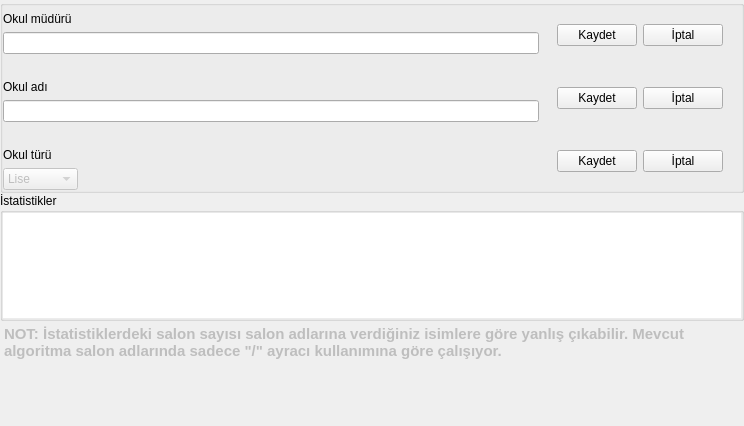
Before: the Qt Designer form Forms/okul_bilgileri_frame.ui in yoseidonn/Kelebek-App, drawn with Qt 5.
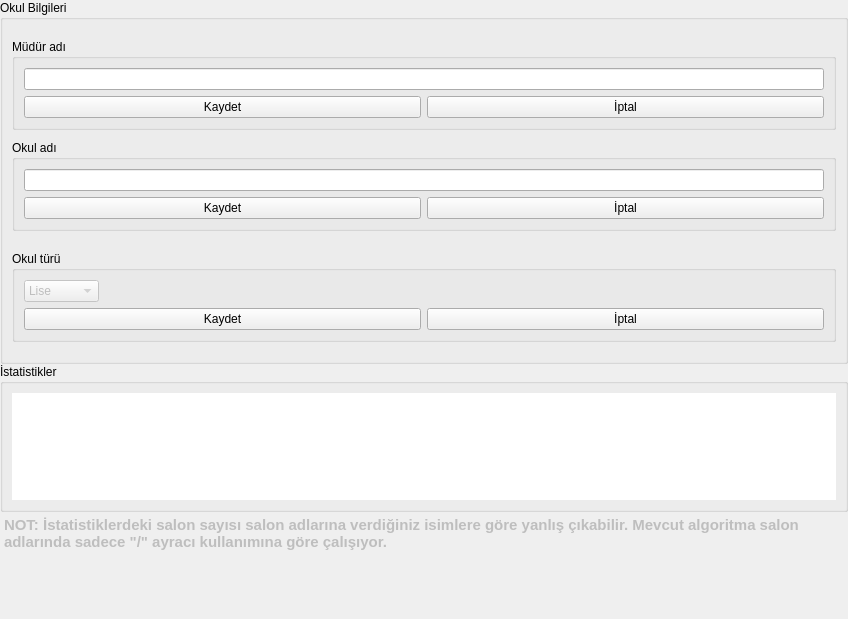
After: the same form once the commit is applied.

Diff of the .ui file:
```diff
--- a/Forms/okul_bilgileri_frame.ui
+++ b/Forms/okul_bilgileri_frame.ui
@@ -6,8 +6,8 @@
    <rect>
     <x>0</x>
     <y>0</y>
-    <width>744</width>
-    <height>426</height>
+    <width>848</width>
+    <height>619</height>
    </rect>
   </property>
   <property name="windowTitle">
@@ -85,23 +85,23 @@
          <item>
           <widget class="QGroupBox" name="bilgiler">
            <property name="title">
-            <string/>
+            <string>Okul Bilgileri</string>
            </property>
            <layout class="QHBoxLayout" name="horizontalLayout_4">
             <property name="spacing">
              <number>0</number>
             </property>
             <property name="leftMargin">
-             <number>0</number>
+             <number>9</number>
             </property>
             <property name="topMargin">
-             <number>0</number>
+             <number>9</number>
             </property>
             <property name="rightMargin">
-             <number>0</number>
+             <number>9</number>
             </property>
             <property name="bottomMargin">
-             <number>0</number>
+             <number>9</number>
             </property>
             <item>
              <widget class="QFrame" name="frame_3">
@@ -119,7 +119,7 @@
               </property>
               <layout class="QVBoxLayout" name="verticalLayout_6">
                <property name="spacing">
-                <number>20</number>
+                <number>10</number>
                </property>
                <property name="leftMargin">
                 <number>0</number>
@@ -157,13 +157,15 @@
                   <property name="bottomMargin">
                    <number>0</number>
                   </property>
-                  <item>
-                   <widget class="QLabel" name="typeText_3">
-                    <property name="text">
-                     <string>Okul müdürü</string>
-                    </property>
-                   </widget>
-                  </item>
+                 </layout>
+                </widget>
+               </item>
+               <item>
+                <widget class="QGroupBox" name="groupBox">
+                 <property name="title">
+                  <string>Müdür adı</string>
+                 </property>
+                 <layout class="QVBoxLayout" name="verticalLayout_12">
                   <item>
                    <widget class="QLineEdit" name="managerNameIn">
                     <property name="sizePolicy">
@@ -192,21 +194,15 @@
                     </property>
                    </widget>
                   </item>
-                 </layout>
-                </widget>
-               </item>
                <item>
-                <widget class="QFrame" name="frame_12">
+                   <widget class="QFrame" name="frame_13">
                  <property name="frameShape">
                   <enum>QFrame::StyledPanel</enum>
                  </property>
                  <property name="frameShadow">
                   <enum>QFrame::Raised</enum>
                  </property>
-                 <layout class="QVBoxLayout" name="verticalLayout_8">
-                  <property name="spacing">
-                   <number>0</number>
-                  </property>
+                    <layout class="QHBoxLayout" name="horizontalLayout_3">
                   <property name="leftMargin">
                    <number>0</number>
                   </property>
@@ -220,12 +216,31 @@
                    <number>0</number>
                   </property>
                   <item>
-                   <widget class="QLabel" name="typeText_2">
+                      <widget class="QPushButton" name="managerNameSaveBtn">
                     <property name="text">
+                        <string>Kaydet</string>
+                       </property>
+                      </widget>
+                     </item>
+                     <item>
+                      <widget class="QPushButton" name="managerNameDiscardBtn">
+                       <property name="text">
+                        <string>İptal</string>
+                       </property>
+                      </widget>
+                     </item>
+                    </layout>
+                   </widget>
+                  </item>
+                 </layout>
+                </widget>
+               </item>
+               <item>
+                <widget class="QGroupBox" name="groupBox_2">
+                 <property name="title">
                      <string>Okul adı</string>
                     </property>
-                   </widget>
-                  </item>
+                 <layout class="QVBoxLayout" name="verticalLayout_13">
                   <item>
                    <widget class="QLineEdit" name="schoolNameIn">
                     <property name="sizePolicy">
@@ -254,18 +269,56 @@
                     </property>
                    </widget>
                   </item>
+                  <item>
+                   <widget class="QFrame" name="frame_14">
+                    <property name="frameShape">
+                     <enum>QFrame::StyledPanel</enum>
+                    </property>
+                    <property name="frameShadow">
+                     <enum>QFrame::Raised</enum>
+                    </property>
+                    <layout class="QHBoxLayout" name="horizontalLayout_9">
+                     <property name="leftMargin">
+                      <number>0</number>
+                     </property>
+                     <property name="topMargin">
+                      <number>0</number>
+                     </property>
+                     <property name="rightMargin">
+                      <number>0</number>
+                     </property>
+                     <property name="bottomMargin">
+                      <number>0</number>
+                     </property>
+                     <item>
+                      <widget class="QPushButton" name="schoolNameSaveBtn">
+                       <property name="text">
+                        <string>Kaydet</string>
+                       </property>
+                      </widget>
+                     </item>
+                     <item>
+                      <widget class="QPushButton" name="schoolNameDiscardBtn">
+                       <property name="text">
+                        <string>İptal</string>
+                       </property>
+                      </widget>
+                     </item>
                  </layout>
                 </widget>
                </item>
+                 </layout>
+                </widget>
+               </item>
                <item>
-                <widget class="QFrame" name="frame_8">
+                <widget class="QFrame" name="frame_12">
                  <property name="frameShape">
                   <enum>QFrame::StyledPanel</enum>
                  </property>
                  <property name="frameShadow">
                   <enum>QFrame::Raised</enum>
                  </property>
-                 <layout class="QVBoxLayout" name="verticalLayout_11">
+                 <layout class="QVBoxLayout" name="verticalLayout_8">
                   <property name="spacing">
                    <number>0</number>
                   </property>
@@ -281,13 +334,15 @@
                   <property name="bottomMargin">
                    <number>0</number>
                   </property>
+                 </layout>
+                </widget>
+               </item>
                   <item>
-                   <widget class="QLabel" name="typeText">
-                    <property name="text">
+                <widget class="QGroupBox" name="groupBox_3">
+                 <property name="title">
                      <string>Okul türü</string>
                     </property>
-                   </widget>
-                  </item>
+                 <layout class="QVBoxLayout" name="verticalLayout_14">
                   <item>
                    <widget class="QComboBox" name="typeCombo">
                     <property name="enabled">
@@ -311,6 +366,71 @@
                     </item>
                    </widget>
                   </item>
+                  <item>
+                   <widget class="QFrame" name="frame_11">
+                    <property name="frameShape">
+                     <enum>QFrame::StyledPanel</enum>
+                    </property>
+                    <property name="frameShadow">
+                     <enum>QFrame::Raised</enum>
+                    </property>
+                    <layout class="QHBoxLayout" name="horizontalLayout">
+                     <property name="leftMargin">
+                      <number>0</number>
+                     </property>
+                     <property name="topMargin">
+                      <number>0</number>
+                     </property>
+                     <property name="rightMargin">
+                      <number>0</number>
+                     </property>
+                     <property name="bottomMargin">
+                      <number>0</number>
+                     </property>
+                     <item>
+                      <widget class="QPushButton" name="typeNameSaveBtn">
+                       <property name="text">
+                        <string>Kaydet</string>
+                       </property>
+                      </widget>
+                     </item>
+                     <item>
+                      <widget class="QPushButton" name="typeNameDiscardBtn">
+                       <property name="text">
+                        <string>İptal</string>
+                       </property>
+                      </widget>
+                     </item>
+                    </layout>
+                   </widget>
+                  </item>
+                 </layout>
+                </widget>
+               </item>
+               <item>
+                <widget class="QFrame" name="frame_8">
+                 <property name="frameShape">
+                  <enum>QFrame::StyledPanel</enum>
+                 </property>
+                 <property name="frameShadow">
+                  <enum>QFrame::Raised</enum>
+                 </property>
+                 <layout class="QVBoxLayout" name="verticalLayout_11">
+                  <property name="spacing">
+                   <number>0</number>
+                  </property>
+                  <property name="leftMargin">
+                   <number>0</number>
+                  </property>
+                  <property name="topMargin">
+                   <number>0</number>
+                  </property>
+                  <property name="rightMargin">
+                   <number>0</number>
+                  </property>
+                  <property name="bottomMargin">
+                   <number>0</number>
+                  </property>
                  </layout>
                 </widget>
                </item>
@@ -350,32 +470,21 @@
                   <enum>QFrame::Raised</enum>
                  </property>
                  <layout class="QVBoxLayout" name="verticalLayout_9">
-                  <item>
-                   <widget class="QFrame" name="frame_13">
-                    <property name="frameShape">
-                     <enum>QFrame::StyledPanel</enum>
-                    </property>
-                    <property name="frameShadow">
-                     <enum>QFrame::Raised</enum>
-                    </property>
-                    <layout class="QHBoxLayout" name="horizontalLayout_3">
-                     <item>
-                      <widget class="QPushButton" name="managerNameSaveBtn">
-                       <property name="text">
-                        <string>Kaydet</string>
-                       </property>
-                      </widget>
-                     </item>
-                     <item>
-                      <widget class="QPushButton" name="managerNameDiscardBtn">
-                       <property name="text">
-                        <string>İptal</string>
-                       </property>
-                      </widget>
-                     </item>
-                    </layout>
-                   </widget>
-                  </item>
+                  <property name="spacing">
+                   <number>0</number>
+                  </property>
+                  <property name="leftMargin">
+                   <number>0</number>
+                  </property>
+                  <property name="topMargin">
+                   <number>0</number>
+                  </property>
+                  <property name="rightMargin">
+                   <number>0</number>
+                  </property>
+                  <property name="bottomMargin">
+                   <number>0</number>
+                  </property>
                  </layout>
                 </widget>
                </item>
@@ -388,32 +497,21 @@
                   <enum>QFrame::Raised</enum>
                  </property>
                  <layout class="QVBoxLayout" name="verticalLayout_10">
-                  <item>
-                   <widget class="QFrame" name="frame_14">
-                    <property name="frameShape">
-                     <enum>QFrame::StyledPanel</enum>
-                    </property>
-                    <property name="frameShadow">
-                     <enum>QFrame::Raised</enum>
-                    </property>
-                    <layout class="QHBoxLayout" name="horizontalLayout_9">
-                     <item>
-                      <widget class="QPushButton" name="schoolNameSaveBtn">
-                       <property name="text">
-                        <string>Kaydet</string>
-                       </property>
-                      </widget>
-                     </item>
-                     <item>
-                      <widget class="QPushButton" name="schoolNameDiscardBtn">
-                       <property name="text">
-                        <string>İptal</string>
-                       </property>
-                      </widget>
-                     </item>
-                    </layout>
-                   </widget>
-                  </item>
+                  <property name="spacing">
+                   <number>0</number>
+                  </property>
+                  <property name="leftMargin">
+                   <number>0</number>
+                  </property>
+                  <property name="topMargin">
+                   <number>0</number>
+                  </property>
+                  <property name="rightMargin">
+                   <number>0</number>
+                  </property>
+                  <property name="bottomMargin">
+                   <number>0</number>
+                  </property>
                  </layout>
                 </widget>
                </item>
@@ -426,32 +524,21 @@
                   <enum>QFrame::Raised</enum>
                  </property>
                  <layout class="QVBoxLayout" name="verticalLayout_7">
-                  <item>
-                   <widget class="QFrame" name="frame_11">
-                    <property name="frameShape">
-                     <enum>QFrame::StyledPanel</enum>
-                    </property>
-                    <property name="frameShadow">
-                     <enum>QFrame::Raised</enum>
-                    </property>
-                    <layout class="QHBoxLayout" name="horizontalLayout">
-                     <item>
-                      <widget class="QPushButton" name="typeNameSaveBtn">
-                       <property name="text">
-                        <string>Kaydet</string>
-                       </property>
-                      </widget>
-                     </item>
-                     <item>
-                      <widget class="QPushButton" name="typeNameDiscardBtn">
-                       <property name="text">
-                        <string>İptal</string>
-                       </property>
-                      </widget>
-                     </item>
-                    </layout>
-                   </widget>
-                  </item>
+                  <property name="spacing">
+                   <number>0</number>
+                  </property>
+                  <property name="leftMargin">
+                   <number>0</number>
+                  </property>
+                  <property name="topMargin">
+                   <number>0</number>
+                  </property>
+                  <property name="rightMargin">
+                   <number>0</number>
+                  </property>
+                  <property name="bottomMargin">
+                   <number>0</number>
+                  </property>
                  </layout>
                 </widget>
                </item>
@@ -471,19 +558,19 @@
         </property>
         <layout class="QVBoxLayout" name="verticalLayout_4">
          <property name="spacing">
-          <number>0</number>
+          <number>9</number>
          </property>
          <property name="leftMargin">
-          <number>0</number>
+          <number>9</number>
          </property>
          <property name="topMargin">
-          <number>0</number>
+          <number>9</number>
          </property>
          <property name="rightMargin">
-          <number>0</number>
+          <number>9</number>
          </property>
          <property name="bottomMargin">
-          <number>0</number>
+          <number>9</number>
          </property>
          <item>
           <widget class="QTableWidget" name="table">
```
Lines whose indentation alone changed are shown as unchanged.
